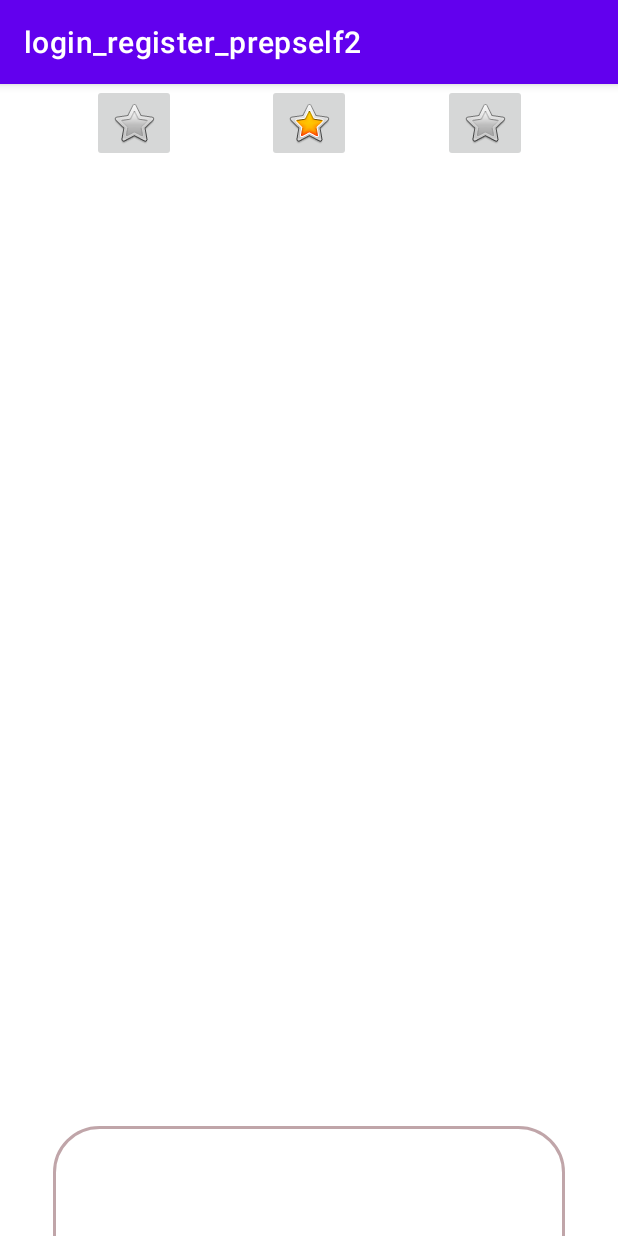
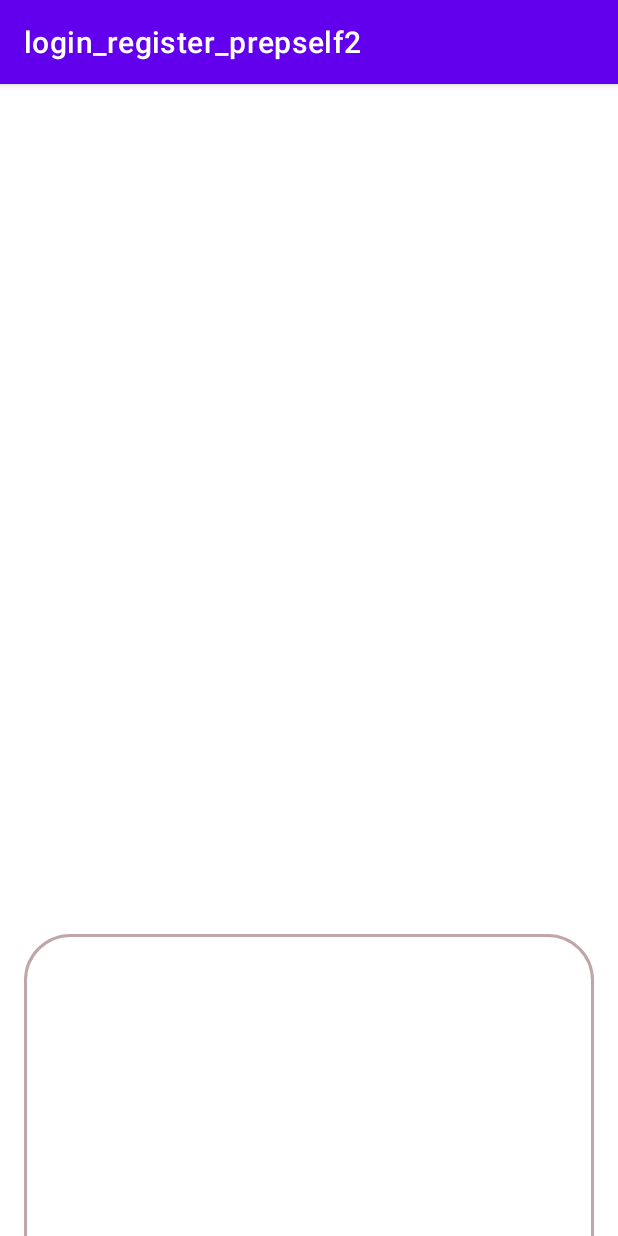
Before and after one commit to Wirstblase/login_register_prepself2, an Android app: the test screen opened directly, with no data from a screen before it, on a phone screen of 412 x 824 dp. Run offline under Robolectric (Android 15) with nearby library versions, the phone set to English and light mode, and no system bars; network calls fail.

Commit message:
Initial commit

```diff
--- a/app/src/main/java/com/wirstblase/login_register_prepself2/test.kt
+++ b/app/src/main/java/com/wirstblase/login_register_prepself2/test.kt
@@ -4,25 +4,38 @@ import android.content.Context
 import android.graphics.Color
 import android.graphics.drawable.Drawable
 import android.graphics.drawable.GradientDrawable
-import androidx.appcompat.app.AppCompatActivity
 import android.os.Bundle
 import android.util.TypedValue
 import android.view.View
+import android.view.Window
+import android.view.WindowManager
+import androidx.appcompat.app.AppCompatActivity
+import androidx.core.content.ContextCompat
 
 class test : AppCompatActivity() {
 
     lateinit var test1: View
+    lateinit var navigationButtonsView: View
 
     override fun onCreate(savedInstanceState: Bundle?) {
         super.onCreate(savedInstanceState)
         setContentView(R.layout.activity_test)
 
-        test1 = findViewById(R.id.view1)
+
+        test1 = findViewById(R.id.foodAttributeView)
+        navigationButtonsView = findViewById(R.id.navigationButtonsView)
 
         test1.background = roundedCornersDrawable(
             2.dpToPixels(applicationContext), // border width in pixels
             Color.parseColor("#58111A"), // border color
             30.dpToPixels(applicationContext).toFloat(), // corners radius
+            Color.parseColor("#FFFFFF")
+        )
+
+        navigationButtonsView.background = roundedCornersDrawable(
+            2.dpToPixels(applicationContext),
+            Color.parseColor("#FFFFFF"),
+            30.dpToPixels(applicationContext).toFloat(),
             Color.parseColor("#FFFFFF")
         )
 
--- a/app/src/main/res/layout/activity_test.xml
+++ b/app/src/main/res/layout/activity_test.xml
@@ -6,44 +6,24 @@
     android:layout_height="match_parent"
     tools:context=".test">
 
-    <ImageButton
-        android:id="@+id/imageButton"
-        android:layout_width="wrap_content"
-        android:layout_height="wrap_content"
-        app:layout_constraintEnd_toStartOf="@+id/imageButton3"
-        app:layout_constraintHorizontal_bias="0.5"
-        app:layout_constraintStart_toStartOf="parent"
-        app:srcCompat="@android:drawable/btn_star"
-        tools:layout_editor_absoluteY="277dp" />
-
-    <ImageButton
-        android:id="@+id/imageButton2"
-        android:layout_width="wrap_content"
-        android:layout_height="wrap_content"
-        app:layout_constraintEnd_toEndOf="parent"
-        app:layout_constraintHorizontal_bias="0.5"
-        app:layout_constraintStart_toEndOf="@+id/imageButton3"
-        app:srcCompat="@android:drawable/btn_star"
-        tools:layout_editor_absoluteY="276dp" />
-
-    <ImageButton
-        android:id="@+id/imageButton3"
-        android:layout_width="wrap_content"
-        android:layout_height="wrap_content"
-        app:layout_constraintEnd_toStartOf="@+id/imageButton2"
-        app:layout_constraintHorizontal_bias="0.5"
-        app:layout_constraintStart_toEndOf="@+id/imageButton"
-        app:srcCompat="@android:drawable/btn_star_big_on"
-        tools:layout_editor_absoluteY="273dp" />
-
     <View
-        android:id="@+id/view1"
+        android:id="@+id/foodAttributeView"
         style="border"
-        android:layout_width="341dp"
-        android:layout_height="123dp"
+        android:layout_width="380dp"
+        android:layout_height="251dp"
         android:translationY="50dp"
         app:layout_constraintBottom_toBottomOf="parent"
         app:layout_constraintEnd_toEndOf="parent"
         app:layout_constraintHorizontal_bias="0.5"
         app:layout_constraintStart_toStartOf="parent" />
+
+    <View
+        android:id="@+id/navigationButtonsView"
+        android:layout_width="352dp"
+        android:layout_height="64dp"
+        android:layout_marginBottom="14dp"
+        app:layout_constraintBottom_toBottomOf="parent"
+        app:layout_constraintEnd_toEndOf="parent"
+        app:layout_constraintHorizontal_bias="0.491"
+        app:layout_constraintStart_toStartOf="parent" />
 </androidx.constraintlayout.widget.ConstraintLayout>
--- a/build.gradle
+++ b/build.gradle
@@ -2,7 +2,7 @@
 plugins {
     id 'com.android.application' version '7.1.3' apply false
     id 'com.android.library' version '7.1.3' apply false
-    id 'org.jetbrains.kotlin.android' version '1.5.30' apply false
+    id 'org.jetbrains.kotlin.android' version '1.6.10' apply false
 }
 
 task clean(type: Delete) {
```
Also changed, not shown: app/src/main/AndroidManifest.xml (+9 -0 lines), app/src/main/java/com/wirstblase/login_register_prepself2/MainActivity.kt (+49 -10 lines), app/src/main/java/com/wirstblase/login_register_prepself2/loadActivity.kt (added, +11 -0 lines), app/src/main/res/layout/activity_load.xml (added, +9 -0 lines).
